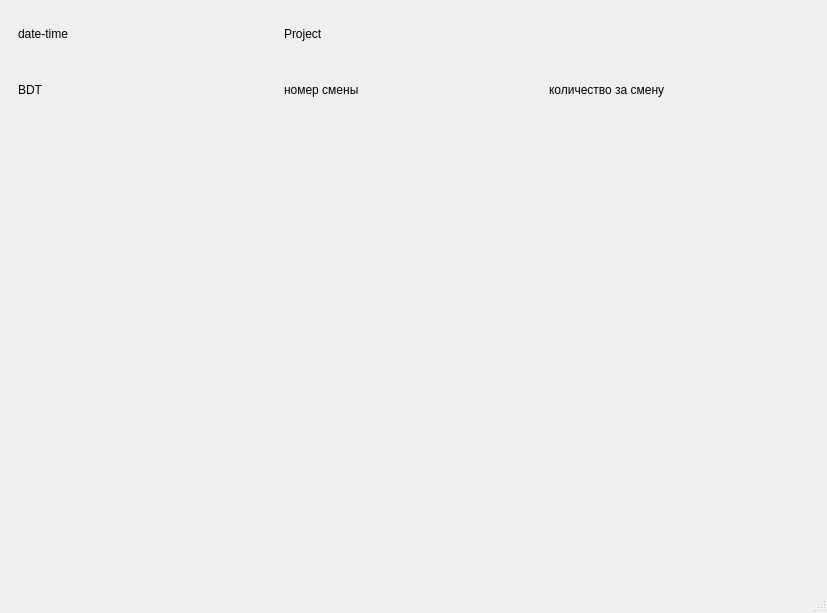
ignik86/RobotTCP, file MainWindow.ui: the form before one commit.
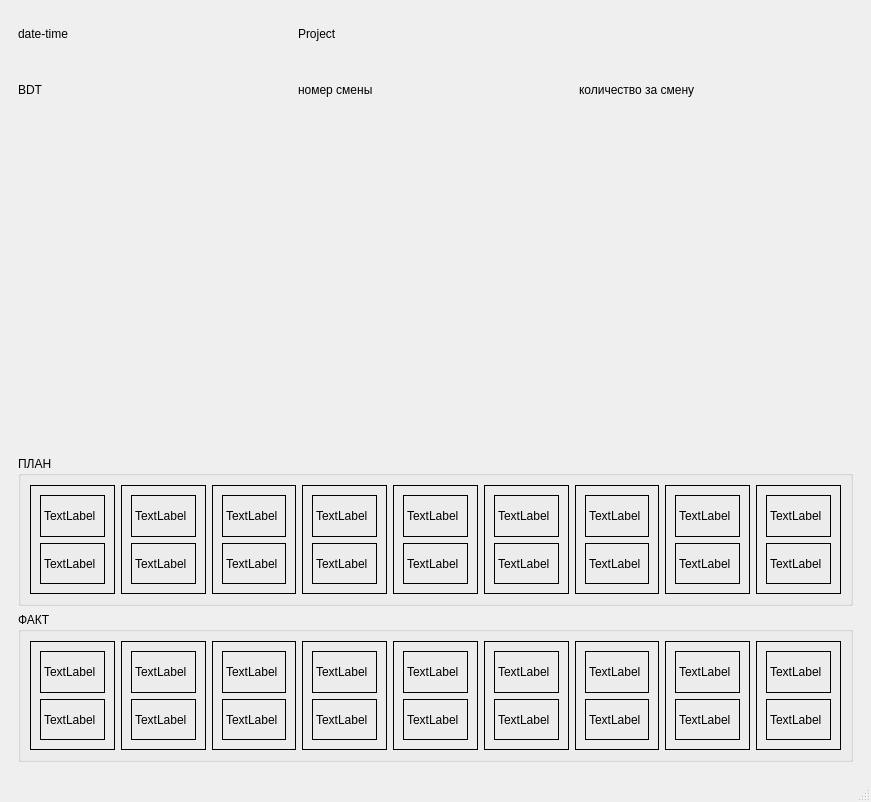
The form after the commit.

What changed in the file:
```diff
--- a/MainWindow.ui
+++ b/MainWindow.ui
@@ -6,8 +6,8 @@
    <rect>
     <x>0</x>
     <y>0</y>
-    <width>827</width>
-    <height>613</height>
+    <width>871</width>
+    <height>802</height>
    </rect>
   </property>
   <property name="windowTitle">
@@ -79,10 +79,574 @@
     </item>
     <item>
      <widget class="QWidget" name="horizontalWidget_3" native="true">
-      <layout class="QHBoxLayout" name="horizontalLayout_2">
+      <layout class="QVBoxLayout" name="verticalLayout_2">
        <item>
         <widget class="QWidget" name="graph" native="true"/>
        </item>
+       <item>
+        <widget class="QGroupBox" name="horizontalGroupBox_3">
+         <property name="minimumSize">
+          <size>
+           <width>0</width>
+           <height>150</height>
+          </size>
+         </property>
+         <property name="maximumSize">
+          <size>
+           <width>16777215</width>
+           <height>150</height>
+          </size>
+         </property>
+         <property name="title">
+          <string>ПЛАН</string>
+         </property>
+         <layout class="QHBoxLayout" name="horizontalLayout_5">
+          <item>
+           <widget class="QFrame" name="frame_10">
+            <property name="frameShape">
+             <enum>QFrame::Panel</enum>
+            </property>
+            <layout class="QVBoxLayout" name="verticalLayout_12">
+             <item>
+              <widget class="QLabel" name="time_label_10">
+               <property name="frameShape">
+                <enum>QFrame::Panel</enum>
+               </property>
+               <property name="text">
+                <string>TextLabel</string>
+               </property>
+              </widget>
+             </item>
+             <item>
+              <widget class="QLabel" name="plan_10">
+               <property name="frameShape">
+                <enum>QFrame::Panel</enum>
+               </property>
+               <property name="text">
+                <string>TextLabel</string>
+               </property>
+              </widget>
+             </item>
+            </layout>
+           </widget>
+          </item>
+          <item>
+           <widget class="QFrame" name="frame_11">
+            <property name="frameShape">
+             <enum>QFrame::Panel</enum>
+            </property>
+            <layout class="QVBoxLayout" name="verticalLayout_13">
+             <item>
+              <widget class="QLabel" name="time_label_11">
+               <property name="frameShape">
+                <enum>QFrame::Panel</enum>
+               </property>
+               <property name="text">
+                <string>TextLabel</string>
+               </property>
+              </widget>
+             </item>
+             <item>
+              <widget class="QLabel" name="plan_11">
+               <property name="frameShape">
+                <enum>QFrame::Panel</enum>
+               </property>
+               <property name="text">
+                <string>TextLabel</string>
+               </property>
+              </widget>
+             </item>
+            </layout>
+           </widget>
+          </item>
+          <item>
+           <widget class="QFrame" name="frame_12">
+            <property name="frameShape">
+             <enum>QFrame::Panel</enum>
+            </property>
+            <layout class="QVBoxLayout" name="verticalLayout_14">
+             <item>
+              <widget class="QLabel" name="time_label_12">
+               <property name="frameShape">
+                <enum>QFrame::Panel</enum>
+               </property>
+               <property name="text">
+                <string>TextLabel</string>
+               </property>
+              </widget>
+             </item>
+             <item>
+              <widget class="QLabel" name="plan_12">
+               <property name="frameShape">
+                <enum>QFrame::Panel</enum>
+               </property>
+               <property name="text">
+                <string>TextLabel</string>
+               </property>
+              </widget>
+             </item>
+            </layout>
+           </widget>
+          </item>
+          <item>
+           <widget class="QFrame" name="frame_13">
+            <property name="frameShape">
+             <enum>QFrame::Panel</enum>
+            </property>
+            <layout class="QVBoxLayout" name="verticalLayout_15">
+             <item>
+              <widget class="QLabel" name="time_label_13">
+               <property name="frameShape">
+                <enum>QFrame::Panel</enum>
+               </property>
+               <property name="text">
+                <string>TextLabel</string>
+               </property>
+              </widget>
+             </item>
+             <item>
+              <widget class="QLabel" name="plan_13">
+               <property name="frameShape">
+                <enum>QFrame::Panel</enum>
+               </property>
+               <property name="text">
+                <string>TextLabel</string>
+               </property>
+              </widget>
+             </item>
+            </layout>
+           </widget>
+          </item>
+          <item>
+           <widget class="QFrame" name="frame_14">
+            <property name="frameShape">
+             <enum>QFrame::Panel</enum>
+            </property>
+            <layout class="QVBoxLayout" name="verticalLayout_16">
+             <item>
+              <widget class="QLabel" name="time_label_14">
+               <property name="frameShape">
+                <enum>QFrame::Panel</enum>
+               </property>
+               <property name="text">
+                <string>TextLabel</string>
+               </property>
+              </widget>
+             </item>
+             <item>
+              <widget class="QLabel" name="plan_14">
+               <property name="frameShape">
+                <enum>QFrame::Panel</enum>
+               </property>
+               <property name="text">
+                <string>TextLabel</string>
+               </property>
+              </widget>
+             </item>
+            </layout>
+           </widget>
+          </item>
+          <item>
+           <widget class="QFrame" name="frame_15">
+            <property name="frameShape">
+             <enum>QFrame::Panel</enum>
+            </property>
+            <layout class="QVBoxLayout" name="verticalLayout_17">
+             <item>
+              <widget class="QLabel" name="time_label_15">
+               <property name="frameShape">
+                <enum>QFrame::Panel</enum>
+               </property>
+               <property name="text">
+                <string>TextLabel</string>
+               </property>
+              </widget>
+             </item>
+             <item>
+              <widget class="QLabel" name="plan_15">
+               <property name="frameShape">
+                <enum>QFrame::Panel</enum>
+               </property>
+               <property name="text">
+                <string>TextLabel</string>
+               </property>
+              </widget>
+             </item>
+            </layout>
+           </widget>
+          </item>
+          <item>
+           <widget class="QFrame" name="frame_16">
+            <property name="frameShape">
+             <enum>QFrame::Panel</enum>
+            </property>
+            <layout class="QVBoxLayout" name="verticalLayout_18">
+             <item>
+              <widget class="QLabel" name="time_label_16">
+               <property name="frameShape">
+                <enum>QFrame::Panel</enum>
+               </property>
+               <property name="text">
+                <string>TextLabel</string>
+               </property>
+              </widget>
+             </item>
+             <item>
+              <widget class="QLabel" name="plan_16">
+               <property name="frameShape">
+                <enum>QFrame::Panel</enum>
+               </property>
+               <property name="text">
+                <string>TextLabel</string>
+               </property>
+              </widget>
+             </item>
+            </layout>
+           </widget>
+          </item>
+          <item>
+           <widget class="QFrame" name="frame_17">
+            <property name="frameShape">
+             <enum>QFrame::Panel</enum>
+            </property>
+            <layout class="QVBoxLayout" name="verticalLayout_19">
+             <item>
+              <widget class="QLabel" name="time_label_17">
+               <property name="frameShape">
+                <enum>QFrame::Panel</enum>
+               </property>
+               <property name="text">
+                <string>TextLabel</string>
+               </property>
+              </widget>
+             </item>
+             <item>
+              <widget class="QLabel" name="plan_17">
+               <property name="frameShape">
+                <enum>QFrame::Panel</enum>
+               </property>
+               <property name="text">
+                <string>TextLabel</string>
+               </property>
+              </widget>
+             </item>
+            </layout>
+           </widget>
+          </item>
+          <item>
+           <widget class="QFrame" name="frame_18">
+            <property name="frameShape">
+             <enum>QFrame::Panel</enum>
+            </property>
+            <layout class="QVBoxLayout" name="verticalLayout_20">
+             <item>
+              <widget class="QLabel" name="time_label_18">
+               <property name="frameShape">
+                <enum>QFrame::Panel</enum>
+               </property>
+               <property name="text">
+                <string>TextLabel</string>
+               </property>
+              </widget>
+             </item>
+             <item>
+              <widget class="QLabel" name="plan_18">
+               <property name="frameShape">
+                <enum>QFrame::Panel</enum>
+               </property>
+               <property name="text">
+                <string>TextLabel</string>
+               </property>
+              </widget>
+             </item>
+            </layout>
+           </widget>
+          </item>
+         </layout>
+        </widget>
+       </item>
+       <item>
+        <widget class="QGroupBox" name="horizontalGroupBox_2">
+         <property name="minimumSize">
+          <size>
+           <width>0</width>
+           <height>150</height>
+          </size>
+         </property>
+         <property name="maximumSize">
+          <size>
+           <width>16777215</width>
+           <height>150</height>
+          </size>
+         </property>
+         <property name="title">
+          <string>ФАКТ</string>
+         </property>
+         <layout class="QHBoxLayout" name="horizontalLayout_3">
+          <item>
+           <widget class="QFrame" name="frame">
+            <property name="frameShape">
+             <enum>QFrame::Panel</enum>
+            </property>
+            <layout class="QVBoxLayout" name="verticalLayout_3">
+             <item>
+              <widget class="QLabel" name="time_label">
+               <property name="frameShape">
+                <enum>QFrame::Panel</enum>
+               </property>
+               <property name="text">
+                <string>TextLabel</string>
+               </property>
+              </widget>
+             </item>
+             <item>
+              <widget class="QLabel" name="plan">
+               <property name="frameShape">
+                <enum>QFrame::Panel</enum>
+               </property>
+               <property name="text">
+                <string>TextLabel</string>
+               </property>
+              </widget>
+             </item>
+            </layout>
+           </widget>
+          </item>
+          <item>
+           <widget class="QFrame" name="frame_2">
+            <property name="frameShape">
+             <enum>QFrame::Panel</enum>
+            </property>
+            <layout class="QVBoxLayout" name="verticalLayout_4">
+             <item>
+              <widget class="QLabel" name="time_label_2">
+               <property name="frameShape">
+                <enum>QFrame::Panel</enum>
+               </property>
+               <property name="text">
+                <string>TextLabel</string>
+               </property>
+              </widget>
+             </item>
+             <item>
+              <widget class="QLabel" name="plan_2">
+               <property name="frameShape">
+                <enum>QFrame::Panel</enum>
+               </property>
+               <property name="text">
+                <string>TextLabel</string>
+               </property>
+              </widget>
+             </item>
+            </layout>
+           </widget>
+          </item>
+          <item>
+           <widget class="QFrame" name="frame_3">
+            <property name="frameShape">
+             <enum>QFrame::Panel</enum>
+            </property>
+            <layout class="QVBoxLayout" name="verticalLayout_5">
+             <item>
+              <widget class="QLabel" name="time_label_3">
+               <property name="frameShape">
+                <enum>QFrame::Panel</enum>
+               </property>
+               <property name="text">
+                <string>TextLabel</string>
+               </property>
+              </widget>
+             </item>
+             <item>
+              <widget class="QLabel" name="plan_3">
+               <property name="frameShape">
+                <enum>QFrame::Panel</enum>
+               </property>
+               <property name="text">
+                <string>TextLabel</string>
+               </property>
+              </widget>
+             </item>
+            </layout>
+           </widget>
+          </item>
+          <item>
+           <widget class="QFrame" name="frame_9">
+            <property name="frameShape">
+             <enum>QFrame::Panel</enum>
+            </property>
+            <layout class="QVBoxLayout" name="verticalLayout_11">
+             <item>
+              <widget class="QLabel" name="time_label_9">
+               <property name="frameShape">
+                <enum>QFrame::Panel</enum>
+               </property>
+               <property name="text">
+                <string>TextLabel</string>
+               </property>
+              </widget>
+             </item>
+             <item>
+              <widget class="QLabel" name="plan_9">
+               <property name="frameShape">
+                <enum>QFrame::Panel</enum>
+               </property>
+               <property name="text">
+                <string>TextLabel</string>
+               </property>
+              </widget>
+             </item>
+            </layout>
+           </widget>
+          </item>
+          <item>
+           <widget class="QFrame" name="frame_8">
+            <property name="frameShape">
+             <enum>QFrame::Panel</enum>
+            </property>
+            <layout class="QVBoxLayout" name="verticalLayout_10">
+             <item>
+              <widget class="QLabel" name="time_label_8">
+               <property name="frameShape">
+                <enum>QFrame::Panel</enum>
+               </property>
+               <property name="text">
+                <string>TextLabel</string>
+               </property>
+              </widget>
+             </item>
+             <item>
+              <widget class="QLabel" name="plan_8">
+               <property name="frameShape">
+                <enum>QFrame::Panel</enum>
+               </property>
+               <property name="text">
+                <string>TextLabel</string>
+               </property>
+              </widget>
+             </item>
+            </layout>
+           </widget>
+          </item>
+          <item>
+           <widget class="QFrame" name="frame_7">
+            <property name="frameShape">
+             <enum>QFrame::Panel</enum>
+            </property>
+            <layout class="QVBoxLayout" name="verticalLayout_9">
+             <item>
+              <widget class="QLabel" name="time_label_7">
+               <property name="frameShape">
+                <enum>QFrame::Panel</enum>
+               </property>
+               <property name="text">
+                <string>TextLabel</string>
+               </property>
+              </widget>
+             </item>
+             <item>
+              <widget class="QLabel" name="plan_7">
+               <property name="frameShape">
+                <enum>QFrame::Panel</enum>
+               </property>
+               <property name="text">
+                <string>TextLabel</string>
+               </property>
+              </widget>
+             </item>
+            </layout>
+           </widget>
+          </item>
+          <item>
+           <widget class="QFrame" name="frame_6">
+            <property name="frameShape">
+             <enum>QFrame::Panel</enum>
+            </property>
+            <layout class="QVBoxLayout" name="verticalLayout_8">
+             <item>
+              <widget class="QLabel" name="time_label_6">
+               <property name="frameShape">
+                <enum>QFrame::Panel</enum>
+               </property>
+               <property name="text">
+                <string>TextLabel</string>
+               </property>
+              </widget>
+             </item>
+             <item>
+              <widget class="QLabel" name="plan_6">
+               <property name="frameShape">
+                <enum>QFrame::Panel</enum>
+               </property>
+               <property name="text">
+                <string>TextLabel</string>
+               </property>
+              </widget>
+             </item>
+            </layout>
+           </widget>
+          </item>
+          <item>
+           <widget class="QFrame" name="frame_5">
+            <property name="frameShape">
+             <enum>QFrame::Panel</enum>
+            </property>
+            <layout class="QVBoxLayout" name="verticalLayout_7">
+             <item>
+              <widget class="QLabel" name="time_label_5">
+               <property name="frameShape">
+                <enum>QFrame::Panel</enum>
+               </property>
+               <property name="text">
+                <string>TextLabel</string>
+               </property>
+              </widget>
+             </item>
+             <item>
+              <widget class="QLabel" name="plan_5">
+               <property name="frameShape">
+                <enum>QFrame::Panel</enum>
+               </property>
+               <property name="text">
+                <string>TextLabel</string>
+               </property>
+              </widget>
+             </item>
+            </layout>
+           </widget>
+          </item>
+          <item>
+           <widget class="QFrame" name="frame_4">
+            <property name="frameShape">
+             <enum>QFrame::Panel</enum>
+            </property>
+            <layout class="QVBoxLayout" name="verticalLayout_6">
+             <item>
+              <widget class="QLabel" name="time_label_4">
+               <property name="frameShape">
+                <enum>QFrame::Panel</enum>
+               </property>
+               <property name="text">
+                <string>TextLabel</string>
+               </property>
+              </widget>
+             </item>
+             <item>
+              <widget class="QLabel" name="plan_4">
+               <property name="frameShape">
+                <enum>QFrame::Panel</enum>
+               </property>
+               <property name="text">
+                <string>TextLabel</string>
+               </property>
+              </widget>
+             </item>
+            </layout>
+           </widget>
+          </item>
+         </layout>
+        </widget>
+       </item>
       </layout>
      </widget>
     </item>
```
Left out of the diff: 2 changed lines with no effect on the pictures.
